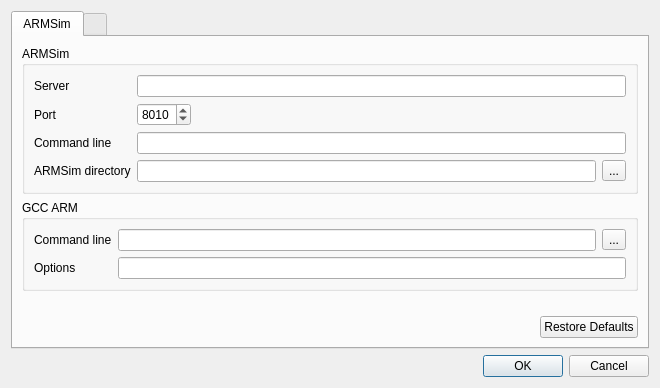
The window that qtarmsim/ui/preferences.ui (barrachi/qtarmsim) describes before a commit, drawn with Qt 5.
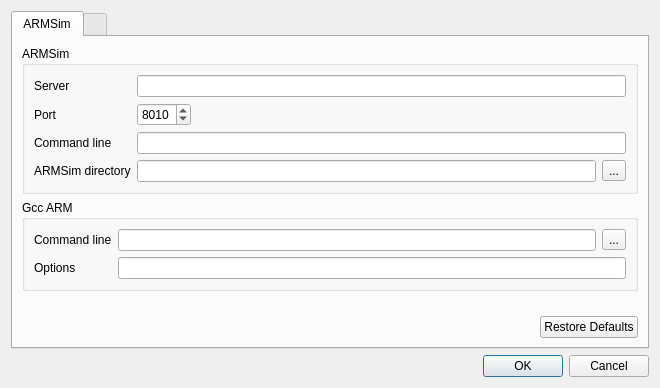
The same window after the commit.

Commit message: Changed GCC to Gcc on the Gcc group label

```diff
--- a/qtarmsim/ui/preferences.ui
+++ b/qtarmsim/ui/preferences.ui
@@ -115,7 +115,7 @@
        <item>
         <widget class="QGroupBox" name="groupBox_2">
          <property name="title">
-          <string notr="true">GCC ARM</string>
+          <string notr="true">Gcc ARM</string>
          </property>
          <property name="flat">
           <bool>false</bool>
```
